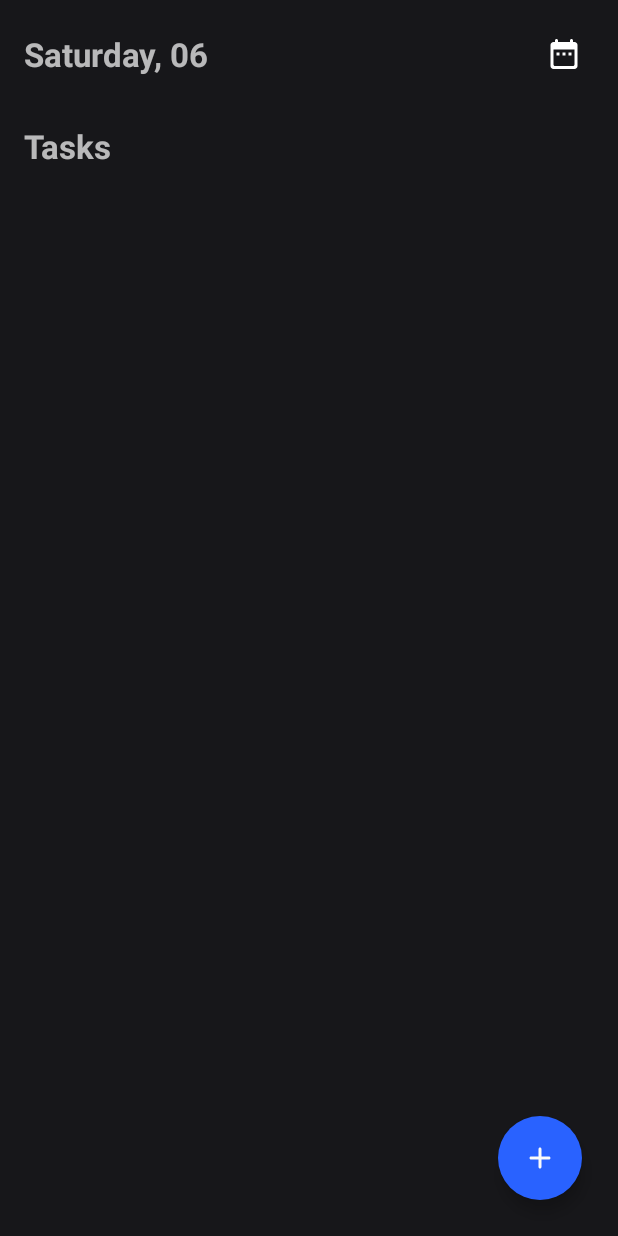
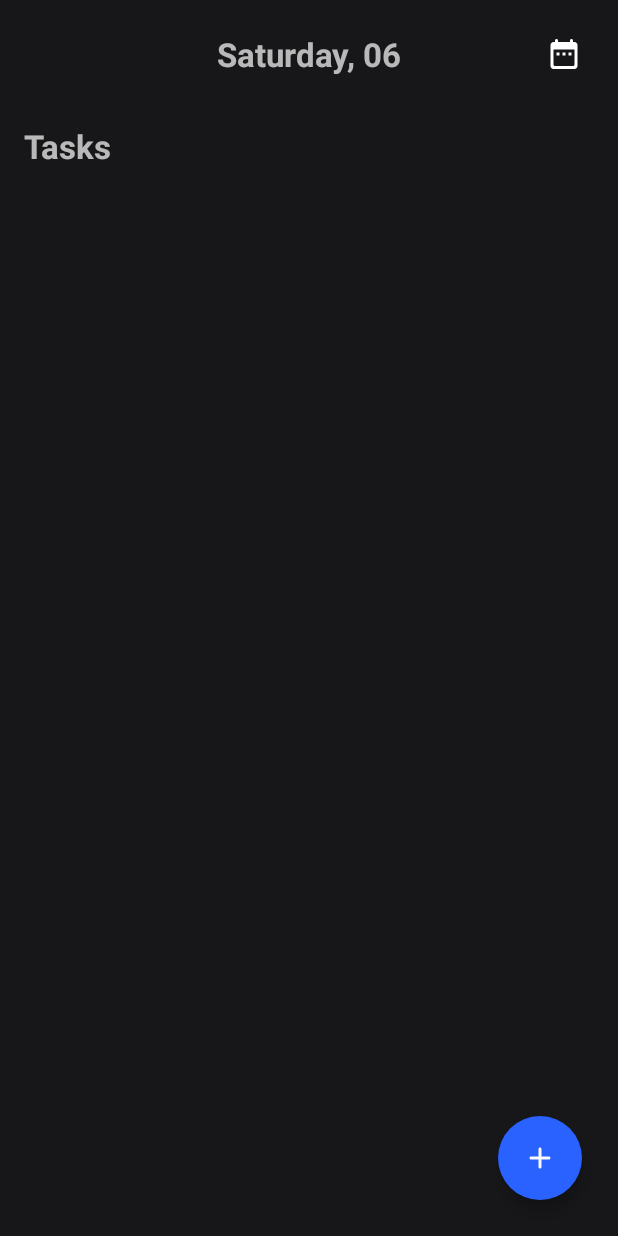
Before and after one commit to Magno-Ramos/dark-todo-app, an Android app: the MainActivity screen opened directly, with no data from a screen before it, on a phone screen of 412 x 824 dp. Run offline under Robolectric (Android 15) with nearby library versions, the phone set to English and light mode, and no system bars; our stand-ins replace Room's generated code.

Commit message:
fix main title

```diff
--- a/app/src/main/res/layout/activity_main.xml
+++ b/app/src/main/res/layout/activity_main.xml
@@ -14,10 +14,10 @@
         <com.google.android.material.textview.MaterialTextView
             android:id="@+id/txt_current_date"
             style="@style/HeaderTextView"
-            android:layout_width="0dp"
+            android:layout_width="wrap_content"
             android:layout_height="wrap_content"
             app:layout_constraintBottom_toBottomOf="@id/btn_date"
-            app:layout_constraintEnd_toStartOf="@id/btn_date"
+            app:layout_constraintEnd_toEndOf="parent"
             app:layout_constraintStart_toStartOf="parent"
             app:layout_constraintTop_toTopOf="@id/btn_date"
             tools:text="Segunda-Feira, 28" />
```
